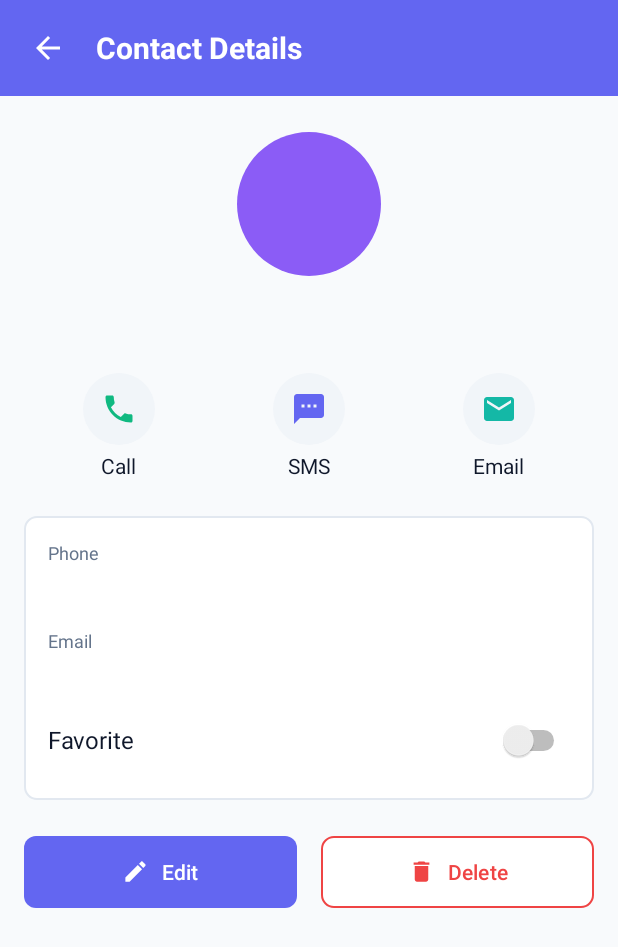
After one commit to ziadshady15/Mobile-Project-26, an Android app: the layout activity_contact_details.xml on its own in the app's theme, with its tools: preview values and no code run, on a phone screen of 412 x 824 dp. The commit adds this screen. Shown: the top 947 px of the screen. Run offline under Robolectric (Android 15) with nearby library versions, the phone set to English and light mode, and no system bars.

Commit message:
Adding contact details xml and kotlin (waiting for database first)

```diff
--- /dev/null
+++ b/app/src/main/java/com/example/mobile_project/ContactDetailsActivity.kt
@@ -0,0 +1,46 @@
+package com.example.mobile_project
+
+
+import android.os.Bundle
+import android.widget.Button
+import android.widget.ImageButton
+import android.widget.LinearLayout
+import android.widget.Switch
+import android.widget.TextView
+import androidx.activity.enableEdgeToEdge
+import androidx.appcompat.app.AppCompatActivity
+import androidx.core.view.ViewCompat
+import androidx.core.view.WindowInsetsCompat
+
+class ContactDetailsActivity : AppCompatActivity() {
+    lateinit var txtAvatar: TextView
+    lateinit var txtName: TextView
+    lateinit var txtPhone: TextView
+    lateinit var txtEmail: TextView
+    lateinit var switchFavorite: Switch
+
+    override fun onCreate(savedInstanceState: Bundle?) {
+        super.onCreate(savedInstanceState)
+        enableEdgeToEdge()
+        setContentView(R.layout.activity_contact_details)
+        ViewCompat.setOnApplyWindowInsetsListener(findViewById(R.id.main)) { v, insets ->
+            val systemBars = insets.getInsets(WindowInsetsCompat.Type.systemBars())
+            v.setPadding(systemBars.left, systemBars.top, systemBars.right, systemBars.bottom)
+            insets
+        }
+
+        txtAvatar = findViewById<TextView>(R.id.txt_avatar)
+        txtName = findViewById<TextView>(R.id.txt_name)
+        txtPhone = findViewById<TextView>(R.id.txt_phone)
+        txtEmail = findViewById<TextView>(R.id.txt_email)
+        switchFavorite = findViewById<Switch>(R.id.switch_favorite)
+        val btnBack = findViewById<ImageButton>(R.id.btn_back)
+        val btnCall = findViewById<LinearLayout>(R.id.btn_call)
+        val btnSms = findViewById<LinearLayout>(R.id.btn_sms)
+        val btnEmail = findViewById<LinearLayout>(R.id.btn_email)
+        val btnEdit = findViewById<Button>(R.id.btn_edit)
+        val btnDelete = findViewById<Button>(R.id.btn_delete)
+
+    }
+
+}
--- /dev/null
+++ b/app/src/main/res/drawable/bg_action_circle.xml
@@ -0,0 +1,6 @@
+<?xml version="1.0" encoding="utf-8"?>
+<!-- Light circle behind the Call / SMS / Email icons -->
+<shape xmlns:android="http://schemas.android.com/apk/res/android"
+    android:shape="oval">
+    <solid android:color="@color/surface_variant" />
+</shape>
--- /dev/null
+++ b/app/src/main/res/drawable/bg_avatar_circle.xml
@@ -0,0 +1,6 @@
+<?xml version="1.0" encoding="utf-8"?>
+<!-- Circle behind the contact initials -->
+<shape xmlns:android="http://schemas.android.com/apk/res/android"
+    android:shape="oval">
+    <solid android:color="@color/secondary_purple" />
+</shape>
--- /dev/null
+++ b/app/src/main/res/drawable/bg_button_delete.xml
@@ -0,0 +1,10 @@
+<?xml version="1.0" encoding="utf-8"?>
+<!-- Delete button (white with a red border) -->
+<shape xmlns:android="http://schemas.android.com/apk/res/android"
+    android:shape="rectangle">
+    <solid android:color="@color/surface" />
+    <stroke
+        android:width="1dp"
+        android:color="@color/error" />
+    <corners android:radius="@dimen/corner_radius" />
+</shape>
--- /dev/null
+++ b/app/src/main/res/drawable/bg_button_primary.xml
@@ -0,0 +1,7 @@
+<?xml version="1.0" encoding="utf-8"?>
+<!-- Filled primary button (solid blue, rounded) -->
+<shape xmlns:android="http://schemas.android.com/apk/res/android"
+    android:shape="rectangle">
+    <solid android:color="@color/primary_blue" />
+    <corners android:radius="@dimen/corner_radius" />
+</shape>
--- /dev/null
+++ b/app/src/main/res/drawable/bg_card.xml
@@ -0,0 +1,10 @@
+<?xml version="1.0" encoding="utf-8"?>
+<!-- White rounded card (list rows, details sections) -->
+<shape xmlns:android="http://schemas.android.com/apk/res/android"
+    android:shape="rectangle">
+    <solid android:color="@color/surface" />
+    <stroke
+        android:width="1dp"
+        android:color="@color/divider" />
+    <corners android:radius="@dimen/corner_radius" />
+</shape>
--- /dev/null
+++ b/app/src/main/res/drawable/ic_back.xml
@@ -0,0 +1,11 @@
+<?xml version="1.0" encoding="utf-8"?>
+<!-- Vector icon (Material icon path), tinted with @color/white -->
+<vector xmlns:android="http://schemas.android.com/apk/res/android"
+    android:width="24dp"
+    android:height="24dp"
+    android:viewportWidth="24"
+    android:viewportHeight="24">
+    <path
+        android:fillColor="@color/white"
+        android:pathData="M20,11H7.83l5.59,-5.59L12,4l-8,8 8,8 1.41,-1.41L7.83,13H20v-2z" />
+</vector>
--- /dev/null
+++ b/app/src/main/res/drawable/ic_call.xml
@@ -0,0 +1,11 @@
+<?xml version="1.0" encoding="utf-8"?>
+<!-- Vector icon (Material icon path), tinted with @color/success -->
+<vector xmlns:android="http://schemas.android.com/apk/res/android"
+    android:width="24dp"
+    android:height="24dp"
+    android:viewportWidth="24"
+    android:viewportHeight="24">
+    <path
+        android:fillColor="@color/success"
+        android:pathData="M6.62,10.79c1.44,2.83 3.76,5.14 6.59,6.59l2.2,-2.2c0.27,-0.27 0.67,-0.36 1.02,-0.24 1.12,0.37 2.33,0.57 3.57,0.57 0.55,0 1,0.45 1,1V20c0,0.55 -0.45,1 -1,1 -9.39,0 -17,-7.61 -17,-17 0,-0.55 0.45,-1 1,-1h3.5c0.55,0 1,0.45 1,1 0,1.25 0.2,2.45 0.57,3.57 0.11,0.35 0.03,0.74 -0.25,1.02l-2.2,2.2z" />
+</vector>
--- /dev/null
+++ b/app/src/main/res/drawable/ic_delete.xml
@@ -0,0 +1,11 @@
+<?xml version="1.0" encoding="utf-8"?>
+<!-- Vector icon (Material icon path), tinted with @color/error -->
+<vector xmlns:android="http://schemas.android.com/apk/res/android"
+    android:width="24dp"
+    android:height="24dp"
+    android:viewportWidth="24"
+    android:viewportHeight="24">
+    <path
+        android:fillColor="@color/error"
+        android:pathData="M6,19c0,1.1 0.9,2 2,2h8c1.1,0 2,-0.9 2,-2V7H6v12zM19,4h-3.5l-1,-1h-5l-1,1H5v2h14V4z" />
+</vector>
--- /dev/null
+++ b/app/src/main/res/drawable/ic_edit.xml
@@ -0,0 +1,11 @@
+<?xml version="1.0" encoding="utf-8"?>
+<!-- Vector icon (Material icon path), tinted with @color/white -->
+<vector xmlns:android="http://schemas.android.com/apk/res/android"
+    android:width="24dp"
+    android:height="24dp"
+    android:viewportWidth="24"
+    android:viewportHeight="24">
+    <path
+        android:fillColor="@color/white"
+        android:pathData="M3,17.25V21h3.75L17.81,9.94l-3.75,-3.75L3,17.25zM20.71,7.04c0.39,-0.39 0.39,-1.02 0,-1.41l-2.34,-2.34c-0.39,-0.39 -1.02,-0.39 -1.41,0l-1.83,1.83 3.75,3.75 1.83,-1.83z" />
+</vector>
--- /dev/null
+++ b/app/src/main/res/drawable/ic_email.xml
@@ -0,0 +1,11 @@
+<?xml version="1.0" encoding="utf-8"?>
+<!-- Vector icon (Material icon path), tinted with @color/accent_teal -->
+<vector xmlns:android="http://schemas.android.com/apk/res/android"
+    android:width="24dp"
+    android:height="24dp"
+    android:viewportWidth="24"
+    android:viewportHeight="24">
+    <path
+        android:fillColor="@color/accent_teal"
+        android:pathData="M20,4H4c-1.1,0 -1.99,0.9 -1.99,2L2,18c0,1.1 0.9,2 2,2h16c1.1,0 2,-0.9 2,-2V6c0,-1.1 -0.9,-2 -2,-2zM20,8l-8,5 -8,-5V6l8,5 8,-5v2z" />
+</vector>
--- /dev/null
+++ b/app/src/main/res/drawable/ic_sms.xml
@@ -0,0 +1,11 @@
+<?xml version="1.0" encoding="utf-8"?>
+<!-- Vector icon (Material icon path), tinted with @color/primary_blue -->
+<vector xmlns:android="http://schemas.android.com/apk/res/android"
+    android:width="24dp"
+    android:height="24dp"
+    android:viewportWidth="24"
+    android:viewportHeight="24">
+    <path
+        android:fillColor="@color/primary_blue"
+        android:pathData="M20,2H4c-1.1,0 -1.99,0.9 -1.99,2L2,22l4,-4h14c1.1,0 2,-0.9 2,-2V4c0,-1.1 -0.9,-2 -2,-2zM9,11H7V9h2v2zM13,11h-2V9h2v2zM17,11h-2V9h2v2z" />
+</vector>
--- /dev/null
+++ b/app/src/main/res/layout/activity_contact_details.xml
@@ -0,0 +1,262 @@
+<?xml version="1.0" encoding="utf-8"?>
+<LinearLayout xmlns:android="http://schemas.android.com/apk/res/android"
+    xmlns:app="http://schemas.android.com/apk/res-auto"
+    xmlns:tools="http://schemas.android.com/tools"
+    android:id="@+id/main"
+    android:layout_width="match_parent"
+    android:layout_height="match_parent"
+    android:background="@color/background"
+    android:orientation="vertical"
+    tools:context=".ContactDetailsActivity">
+
+    <LinearLayout
+        android:layout_width="match_parent"
+        android:layout_height="64dp"
+        android:background="@color/primary_blue"
+        android:gravity="center_vertical"
+        android:orientation="horizontal"
+        android:paddingStart="8dp"
+        android:paddingEnd="16dp">
+
+        <ImageButton
+            android:id="@+id/btn_back"
+            android:layout_width="48dp"
+            android:layout_height="48dp"
+            android:background="?attr/selectableItemBackgroundBorderless"
+            android:contentDescription="@string/cd_back"
+            android:src="@drawable/ic_back" />
+
+        <TextView
+            android:layout_width="wrap_content"
+            android:layout_height="wrap_content"
+            android:layout_marginStart="8dp"
+            android:text="@string/details_title"
+            android:textColor="@color/white"
+            android:textSize="20sp"
+            android:textStyle="bold" />
+    </LinearLayout>
+
+    <ScrollView
+        android:layout_width="match_parent"
+        android:layout_height="0dp"
+        android:layout_weight="1">
+
+        <LinearLayout
+            android:layout_width="match_parent"
+            android:layout_height="wrap_content"
+            android:orientation="vertical"
+            android:padding="16dp">
+
+            <TextView
+                android:id="@+id/txt_avatar"
+                android:layout_width="96dp"
+                android:layout_height="96dp"
+                android:layout_gravity="center_horizontal"
+                android:layout_marginTop="8dp"
+                android:background="@drawable/bg_avatar_circle"
+                android:contentDescription="@string/cd_avatar"
+                android:gravity="center"
+                android:textColor="@color/white"
+                android:textSize="32sp"
+                android:textStyle="bold" />
+
+            <TextView
+                android:id="@+id/txt_name"
+                android:layout_width="wrap_content"
+                android:layout_height="wrap_content"
+                android:layout_gravity="center_horizontal"
+                android:layout_marginTop="16dp"
+                android:gravity="center"
+                android:textColor="@color/text_primary"
+                android:textSize="18sp"
+                android:textStyle="bold" />
+
+            <LinearLayout
+                android:layout_width="match_parent"
+                android:layout_height="wrap_content"
+                android:layout_marginTop="16dp"
+                android:orientation="horizontal">
+
+                <LinearLayout
+                    android:id="@+id/btn_call"
+                    android:layout_width="0dp"
+                    android:layout_height="wrap_content"
+                    android:layout_weight="1"
+                    android:background="?attr/selectableItemBackground"
+                    android:clickable="true"
+                    android:contentDescription="@string/cd_call"
+                    android:focusable="true"
+                    android:gravity="center"
+                    android:orientation="vertical"
+                    android:padding="8dp">
+
+                    <ImageView
+                        android:layout_width="48dp"
+                        android:layout_height="48dp"
+                        android:background="@drawable/bg_action_circle"
+                        android:importantForAccessibility="no"
+                        android:padding="12dp"
+                        android:src="@drawable/ic_call" />
+
+                    <TextView
+                        android:layout_width="wrap_content"
+                        android:layout_height="wrap_content"
+                        android:layout_marginTop="4dp"
+                        android:text="@string/btn_call"
+                        android:textColor="@color/text_primary"
+                        android:textSize="14sp" />
+                </LinearLayout>
+
+                <LinearLayout
+                    android:id="@+id/btn_sms"
+                    android:layout_width="0dp"
+                    android:layout_height="wrap_content"
+                    android:layout_weight="1"
+                    android:background="?attr/selectableItemBackground"
+                    android:clickable="true"
+                    android:contentDescription="@string/cd_sms"
+                    android:focusable="true"
+                    android:gravity="center"
+                    android:orientation="vertical"
+                    android:padding="8dp">
+
+                    <ImageView
+                        android:layout_width="48dp"
+                        android:layout_height="48dp"
+                        android:background="@drawable/bg_action_circle"
+                        android:importantForAccessibility="no"
+                        android:padding="12dp"
+                        android:src="@drawable/ic_sms" />
+
+                    <TextView
+                        android:layout_width="wrap_content"
+                        android:layout_height="wrap_content"
+                        android:layout_marginTop="4dp"
+                        android:text="@string/btn_sms"
+                        android:textColor="@color/text_primary"
+                        android:textSize="14sp" />
+                </LinearLayout>
+
+                <LinearLayout
+                    android:id="@+id/btn_email"
+                    android:layout_width="0dp"
+                    android:layout_height="wrap_content"
+                    android:layout_weight="1"
+                    android:background="?attr/selectableItemBackground"
+                    android:clickable="true"
+                    android:contentDescription="@string/cd_email"
+                    android:focusable="true"
+                    android:gravity="center"
+                    android:orientation="vertical"
+                    android:padding="8dp">
+
+                    <ImageView
+                        android:layout_width="48dp"
+                        android:layout_height="48dp"
+                        android:background="@drawable/bg_action_circle"
+                        android:importantForAccessibility="no"
+                        android:padding="12dp"
+                        android:src="@drawable/ic_email" />
+
+                    <TextView
+                        android:layout_width="wrap_content"
+                        android:layout_height="wrap_content"
+                        android:layout_marginTop="4dp"
+                        android:text="@string/btn_email"
+                        android:textColor="@color/text_primary"
+                        android:textSize="14sp" />
+                </LinearLayout>
+            </LinearLayout>
+
+            <LinearLayout
+                android:layout_width="match_parent"
+                android:layout_height="wrap_content"
+                android:layout_marginTop="16dp"
+                android:background="@drawable/bg_card"
+                android:orientation="vertical"
+                android:padding="16dp">
+
+                <TextView
+                    android:layout_width="wrap_content"
+                    android:layout_height="wrap_content"
+                    android:text="@string/label_phone"
+                    android:textColor="@color/text_secondary"
+                    android:textSize="12sp" />
+
+                <TextView
+                    android:id="@+id/txt_phone"
+                    android:layout_width="match_parent"
+                    android:layout_height="wrap_content"
+                    android:layout_marginTop="4dp"
+                    android:textColor="@color/text_primary"
+                    android:textSize="16sp" />
+
+                <TextView
+                    android:layout_width="wrap_content"
+                    android:layout_height="wrap_content"
+                    android:layout_marginTop="16dp"
+                    android:text="@string/label_email"
+                    android:textColor="@color/text_secondary"
+                    android:textSize="12sp" />
+
+                <TextView
+                    android:id="@+id/txt_email"
+                    android:layout_width="match_parent"
+                    android:layout_height="wrap_content"
+                    android:layout_marginTop="4dp"
+                    android:textColor="@color/text_primary"
+                    android:textSize="16sp" />
+
+                <Switch
+                    android:id="@+id/switch_favorite"
+                    android:layout_width="match_parent"
+                    android:layout_height="48dp"
+                    android:layout_marginTop="8dp"
+                    android:text="@string/label_favorite"
+                    android:textColor="@color/text_primary"
+                    android:textSize="16sp"
+                    tools:ignore="UseSwitchCompatOrMaterialXml" />
+            </LinearLayout>
+
+            <LinearLayout
+                android:layout_width="match_parent"
+                android:layout_height="wrap_content"
+                android:layout_marginTop="24dp"
+                android:orientation="horizontal">
+
+                <Button
+                    android:id="@+id/btn_edit"
+                    android:layout_width="0dp"
+                    android:layout_height="48dp"
+                    android:layout_marginEnd="8dp"
+                    android:layout_weight="1"
+                    android:background="@drawable/bg_button_primary"
+                    android:text="@string/btn_edit"
+                    android:textAllCaps="false"
+                    android:textColor="@color/white"
+                    android:textSize="14sp"
+                    app:backgroundTint="@null"
+                    app:icon="@drawable/ic_edit"
+                    app:iconGravity="textStart"
+                    app:iconTint="@color/white" />
+
+                <Button
+                    android:id="@+id/btn_delete"
+                    android:layout_width="0dp"
+                    android:layout_height="48dp"
+                    android:layout_marginStart="8dp"
+                    android:layout_weight="1"
+                    android:background="@drawable/bg_button_delete"
+                    android:text="@string/btn_delete"
+                    android:textAllCaps="false"
+                    android:textColor="@color/error"
+                    android:textSize="14sp"
+                    app:backgroundTint="@null"
+                    app:icon="@drawable/ic_delete"
+                    app:iconGravity="textStart"
+                    app:iconTint="@color/error" />
+            </LinearLayout>
+        </LinearLayout>
+    </ScrollView>
+
+</LinearLayout>
--- a/app/src/main/res/values/colors.xml
+++ b/app/src/main/res/values/colors.xml
@@ -1,5 +1,18 @@
 <?xml version="1.0" encoding="utf-8"?>
 <resources>
+    <color name="primary_blue">#FF6366F1</color>
+    <color name="secondary_purple">#FF8B5CF6</color>
+    <color name="accent_teal">#FF14B8A6</color>
+    <color name="success">#FF10B981</color>
+    <color name="error">#FFEF4444</color>
+    <color name="background">#FFF8FAFC</color>
+    <color name="surface">#FFFFFFFF</color>
+    <color name="surface_variant">#FFF1F5F9</color>
+    <color name="text_primary">#FF0F172A</color>
+    <color name="text_secondary">#FF64748B</color>
+    <color name="divider">#FFE2E8F0</color>
+    <color name="star_gold">#FFF59E0B</color>
+
     <color name="black">#FF000000</color>
     <color name="white">#FFFFFFFF</color>
 </resources>
--- a/app/src/main/res/values/strings.xml
+++ b/app/src/main/res/values/strings.xml
@@ -1,3 +1,29 @@
 <resources>
     <string name="app_name">Mobile_Project</string>
+
+    <string name="details_title">Contact Details</string>
+    <string name="label_phone">Phone</string>
+    <string name="label_email">Email</string>
+    <string name="no_email">No email</string>
+    <string name="btn_call">Call</string>
+    <string name="btn_sms">SMS</string>
+    <string name="btn_email">Email</string>
+    <string name="label_favorite">Favorite</string>
+    <string name="btn_edit">Edit</string>
+    <string name="btn_delete">Delete</string>
+    <string name="delete_title">Delete Contact?</string>
+    <string name="delete_message">Are you sure you want to delete %1$s? This action cannot be undone.</string>
+    <string name="btn_cancel">Cancel</string>
+    <string name="contact_deleted">Contact deleted</string>
+    <string name="contact_not_found">Contact not found</string>
+    <string name="added_to_favorites">Added to favorites</string>
+    <string name="removed_from_favorites">Removed from favorites</string>
+    <string name="no_app_found">No app found to handle this action</string>
+    <string name="email_missing">This contact has no email</string>
+    <string name="cd_back">Back</string>
+    <string name="cd_avatar">Contact initials</string>
+    <string name="cd_favorite">Toggle favorite</string>
+    <string name="cd_call">Call contact</string>
+    <string name="cd_sms">Send SMS</string>
+    <string name="cd_email">Send email</string>
 </resources>
```
